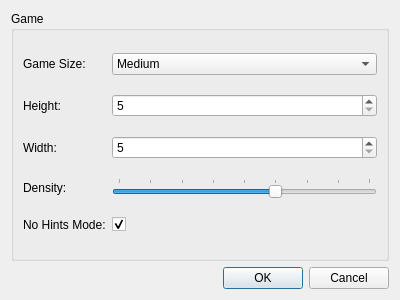
The window that src/gui/settingswindow.ui (schuay/picmi) describes before a commit, drawn with Qt 5.
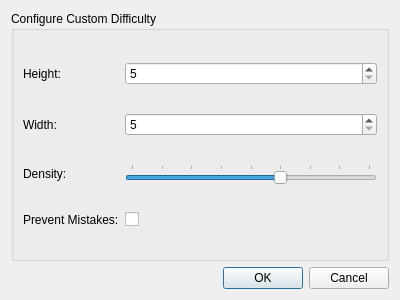
The same window after the commit.

Commit message:
Integrate KGameDifficulty
The NoHintsMode setting has been renamed 'preventMistakes', and its
truth value interpretation has been switched (noHintsMode = true equals
preventMistakes = false).

This changes the semantics of stored settings: width, height, density
and preventMistakes are now applied only if the level is
KGameDifficulty::Configurable; otherwise default settings are applied.

```diff
--- a/src/gui/settingswindow.ui
+++ b/src/gui/settingswindow.ui
@@ -25,22 +25,12 @@
      <item>
       <widget class="QGroupBox" name="groupBox">
        <property name="title">
-        <string>Game</string>
+        <string>Configure Custom Difficulty</string>
        </property>
        <layout class="QHBoxLayout" name="horizontalLayout_2">
         <item>
          <layout class="QGridLayout" name="gridLayout">
           <item row="0" column="0">
-           <widget class="QLabel" name="label">
-            <property name="text">
-             <string>Game Size:</string>
-            </property>
-            <property name="alignment">
-             <set>Qt::AlignLeading|Qt::AlignLeft|Qt::AlignVCenter</set>
-            </property>
-           </widget>
-          </item>
-          <item row="1" column="0">
            <widget class="QLabel" name="label_2">
             <property name="text">
              <string>Height:</string>
@@ -50,7 +40,7 @@
             </property>
            </widget>
           </item>
-          <item row="1" column="1">
+          <item row="0" column="1">
            <widget class="QSpinBox" name="heightSpinBox">
             <property name="suffix">
              <string/>
@@ -63,37 +53,7 @@
             </property>
            </widget>
           </item>
-          <item row="0" column="1">
-           <widget class="QComboBox" name="gameSizeComboBox">
-            <property name="currentIndex">
-             <number>1</number>
-            </property>
-            <property name="frame">
-             <bool>true</bool>
-            </property>
-            <item>
-             <property name="text">
-              <string>Small</string>
-             </property>
-            </item>
-            <item>
-             <property name="text">
-              <string>Medium</string>
-             </property>
-            </item>
-            <item>
-             <property name="text">
-              <string>Large</string>
-             </property>
-            </item>
-            <item>
-             <property name="text">
-              <string>Custom</string>
-             </property>
-            </item>
-           </widget>
-          </item>
-          <item row="2" column="0">
+          <item row="1" column="0">
            <widget class="QLabel" name="label_3">
             <property name="text">
              <string>Width:</string>
@@ -103,7 +63,7 @@
             </property>
            </widget>
           </item>
-          <item row="2" column="1">
+          <item row="1" column="1">
            <widget class="QSpinBox" name="widthSpinBox">
             <property name="minimum">
              <number>5</number>
@@ -113,7 +73,14 @@
             </property>
            </widget>
           </item>
-          <item row="3" column="0">
+          <item row="3" column="1">
+           <widget class="QCheckBox" name="preventMistakesCheckBox">
+            <property name="checked">
+             <bool>false</bool>
+            </property>
+           </widget>
+          </item>
+          <item row="2" column="0">
            <widget class="QLabel" name="label_4">
             <property name="text">
              <string>Density:</string>
@@ -123,7 +90,7 @@
             </property>
            </widget>
           </item>
-          <item row="3" column="1">
+          <item row="2" column="1">
            <widget class="QSlider" name="densitySlider">
             <property name="minimum">
              <number>30</number>
@@ -151,17 +118,10 @@
             </property>
            </widget>
           </item>
-          <item row="4" column="1">
-           <widget class="QCheckBox" name="noHintsModeCheckBox">
-            <property name="checked">
-             <bool>true</bool>
-            </property>
-           </widget>
-          </item>
-          <item row="4" column="0">
+          <item row="3" column="0">
            <widget class="QLabel" name="label_5">
             <property name="text">
-             <string>No Hints Mode:</string>
+             <string>Prevent Mistakes:</string>
             </property>
             <property name="alignment">
              <set>Qt::AlignLeading|Qt::AlignLeft|Qt::AlignVCenter</set>
```
Left out of the diff: 3 changed lines with no effect on the pictures. The commit also changes 8 other files.
